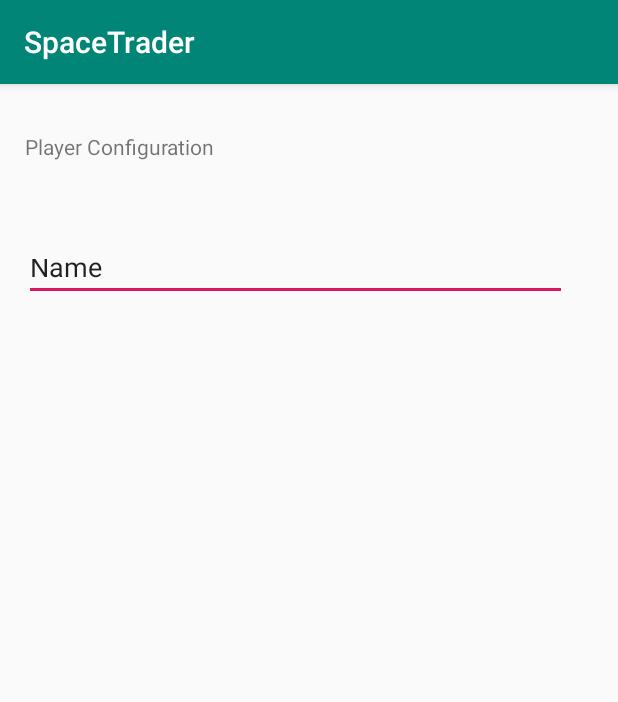
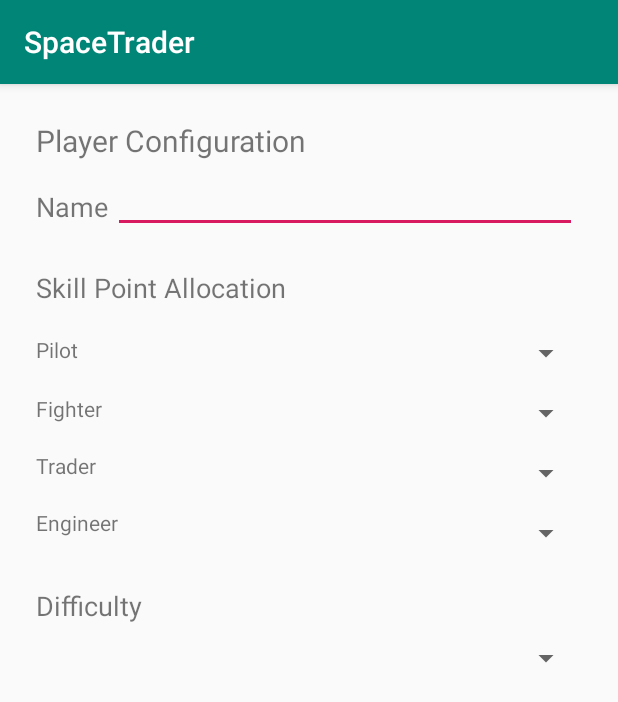
Before and after one commit to rithikgavvala/SpaceTrader, an Android app: the screen it shows after launch (MainActivity), on a phone screen of 412 x 824 dp. Shown: the top 702 px of the screen. Run offline under Robolectric (Android 15) with nearby library versions, the phone set to English and light mode, and no system bars.

Commit message:
created ui in xml

```diff
--- a/app/build.gradle
+++ b/app/build.gradle
@@ -25,4 +25,5 @@ dependencies {
     testImplementation 'junit:junit:4.12'
     androidTestImplementation 'com.android.support.test:runner:1.0.2'
     androidTestImplementation 'com.android.support.test.espresso:espresso-core:3.0.2'
+    implementation 'com.android.support:recyclerview-v7:28.0.0'
 }
--- a/app/src/main/res/layout/activity_main.xml
+++ b/app/src/main/res/layout/activity_main.xml
@@ -12,32 +12,158 @@
         android:layout_height="29dp"
         android:layout_marginStart="24dp"
         android:layout_marginLeft="24dp"
-        android:layout_marginTop="32dp"
-        android:layout_marginEnd="24dp"
-        android:layout_marginRight="24dp"
+        android:layout_marginTop="24dp"
         android:text="Player Configuration"
-        app:layout_constraintEnd_toEndOf="parent"
-        app:layout_constraintHorizontal_bias="0.444"
+        android:textSize="20sp"
         app:layout_constraintStart_toStartOf="parent"
         app:layout_constraintTop_toTopOf="parent" />
 
     <EditText
         android:id="@+id/editText"
-        android:layout_width="362dp"
+        android:layout_width="309dp"
         android:layout_height="38dp"
-        android:layout_marginStart="16dp"
-        android:layout_marginLeft="16dp"
+        android:layout_marginStart="72dp"
+        android:layout_marginLeft="72dp"
         android:layout_marginTop="8dp"
-        android:layout_marginEnd="182dp"
-        android:layout_marginRight="182dp"
-        android:layout_marginBottom="623dp"
+        android:layout_marginEnd="24dp"
+        android:layout_marginRight="24dp"
         android:ems="10"
         android:inputType="textPersonName|text"
+        app:layout_constraintEnd_toEndOf="parent"
+        app:layout_constraintStart_toStartOf="parent"
+        app:layout_constraintTop_toBottomOf="@+id/textView" />
+
+    <TextView
+        android:id="@+id/textView3"
+        android:layout_width="279dp"
+        android:layout_height="28dp"
+        android:layout_marginStart="24dp"
+        android:layout_marginLeft="24dp"
+        android:layout_marginTop="24dp"
+        android:text="Skill Point Allocation"
+        android:textSize="18sp"
+        app:layout_constraintStart_toStartOf="parent"
+        app:layout_constraintTop_toBottomOf="@+id/editText" />
+
+    <TextView
+        android:id="@+id/textView4"
+        android:layout_width="34dp"
+        android:layout_height="23dp"
+        android:layout_marginStart="24dp"
+        android:layout_marginLeft="24dp"
+        android:layout_marginTop="16dp"
+        android:text="Pilot"
+        app:layout_constraintStart_toStartOf="parent"
+        app:layout_constraintTop_toBottomOf="@+id/textView3" />
+
+    <TextView
+        android:id="@+id/textView5"
+        android:layout_width="55dp"
+        android:layout_height="22dp"
+        android:layout_marginStart="24dp"
+        android:layout_marginLeft="24dp"
+        android:layout_marginTop="16dp"
+        android:text="Fighter"
+        app:layout_constraintStart_toStartOf="parent"
+        app:layout_constraintTop_toBottomOf="@+id/textView4" />
+
+    <TextView
+        android:id="@+id/textView6"
+        android:layout_width="57dp"
+        android:layout_height="22dp"
+        android:layout_marginStart="24dp"
+        android:layout_marginLeft="24dp"
+        android:layout_marginTop="16dp"
+        android:text="Trader"
+        app:layout_constraintStart_toStartOf="parent"
+        app:layout_constraintTop_toBottomOf="@+id/textView5" />
+
+    <TextView
+        android:id="@+id/textView7"
+        android:layout_width="84dp"
+        android:layout_height="23dp"
+        android:layout_marginStart="24dp"
+        android:layout_marginLeft="24dp"
+        android:layout_marginTop="16dp"
+        android:text="Engineer"
+        app:layout_constraintStart_toStartOf="parent"
+        app:layout_constraintTop_toBottomOf="@+id/textView6" />
+
+    <Spinner
+        android:id="@+id/spinner"
+        android:layout_width="243dp"
+        android:layout_height="24dp"
+        android:layout_marginTop="16dp"
+        android:layout_marginEnd="24dp"
+        android:layout_marginRight="24dp"
+        app:layout_constraintEnd_toEndOf="parent"
+        app:layout_constraintTop_toBottomOf="@+id/textView3" />
+
+    <Spinner
+        android:id="@+id/spinner2"
+        android:layout_width="243dp"
+        android:layout_height="24dp"
+        android:layout_marginTop="16dp"
+        android:layout_marginEnd="24dp"
+        android:layout_marginRight="24dp"
+        app:layout_constraintEnd_toEndOf="parent"
+        app:layout_constraintTop_toBottomOf="@+id/spinner" />
+
+    <Spinner
+        android:id="@+id/spinner3"
+        android:layout_width="243dp"
+        android:layout_height="24dp"
+        android:layout_marginTop="16dp"
+        android:layout_marginEnd="24dp"
+        android:layout_marginRight="24dp"
+        app:layout_constraintEnd_toEndOf="parent"
+        app:layout_constraintTop_toBottomOf="@+id/spinner2" />
+
+    <Spinner
+        android:id="@+id/spinner4"
+        android:layout_width="243dp"
+        android:layout_height="24dp"
+        android:layout_marginTop="16dp"
+        android:layout_marginEnd="24dp"
+        android:layout_marginRight="24dp"
+        app:layout_constraintEnd_toEndOf="parent"
+        app:layout_constraintTop_toBottomOf="@+id/spinner3" />
+
+    <TextView
+        android:id="@+id/textView8"
+        android:layout_width="103dp"
+        android:layout_height="30dp"
+        android:layout_marginStart="24dp"
+        android:layout_marginLeft="24dp"
+        android:layout_marginBottom="24dp"
         android:text="Name"
-        app:layout_constraintBottom_toBottomOf="parent"
+        android:textSize="18sp"
+        app:layout_constraintBottom_toTopOf="@+id/textView3"
+        app:layout_constraintStart_toStartOf="parent" />
+
+    <TextView
+        android:id="@+id/textView9"
+        android:layout_width="193dp"
+        android:layout_height="27dp"
+        android:layout_marginStart="24dp"
+        android:layout_marginLeft="24dp"
+        android:layout_marginTop="24dp"
+        android:text="Difficulty"
+        android:textSize="18sp"
+        app:layout_constraintStart_toStartOf="parent"
+        app:layout_constraintTop_toBottomOf="@+id/spinner4" />
+
+    <Spinner
+        android:id="@+id/spinner5"
+        android:layout_width="363dp"
+        android:layout_height="wrap_content"
+        android:layout_marginStart="24dp"
+        android:layout_marginLeft="24dp"
+        android:layout_marginTop="8dp"
+        android:layout_marginEnd="24dp"
+        android:layout_marginRight="24dp"
         app:layout_constraintEnd_toEndOf="parent"
-        app:layout_constraintHorizontal_bias="0.0"
         app:layout_constraintStart_toStartOf="parent"
-        app:layout_constraintTop_toBottomOf="@+id/textView"
-        app:layout_constraintVertical_bias="1.0" />
+        app:layout_constraintTop_toBottomOf="@+id/textView9" />
+
 </android.support.constraint.ConstraintLayout>
```
